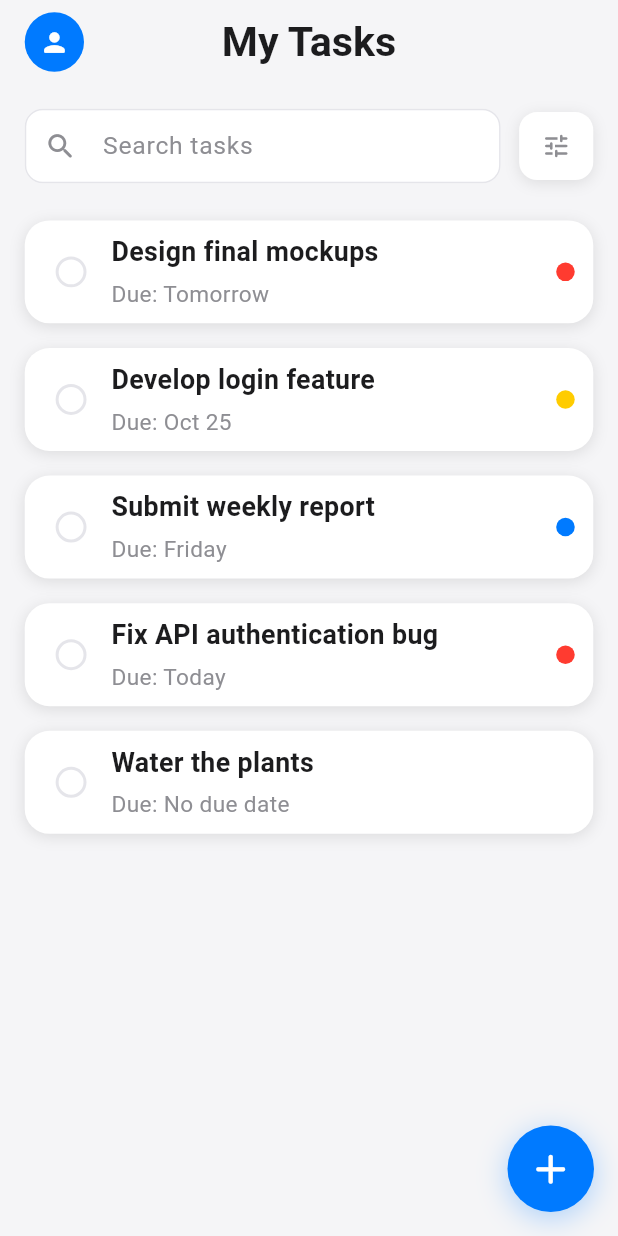
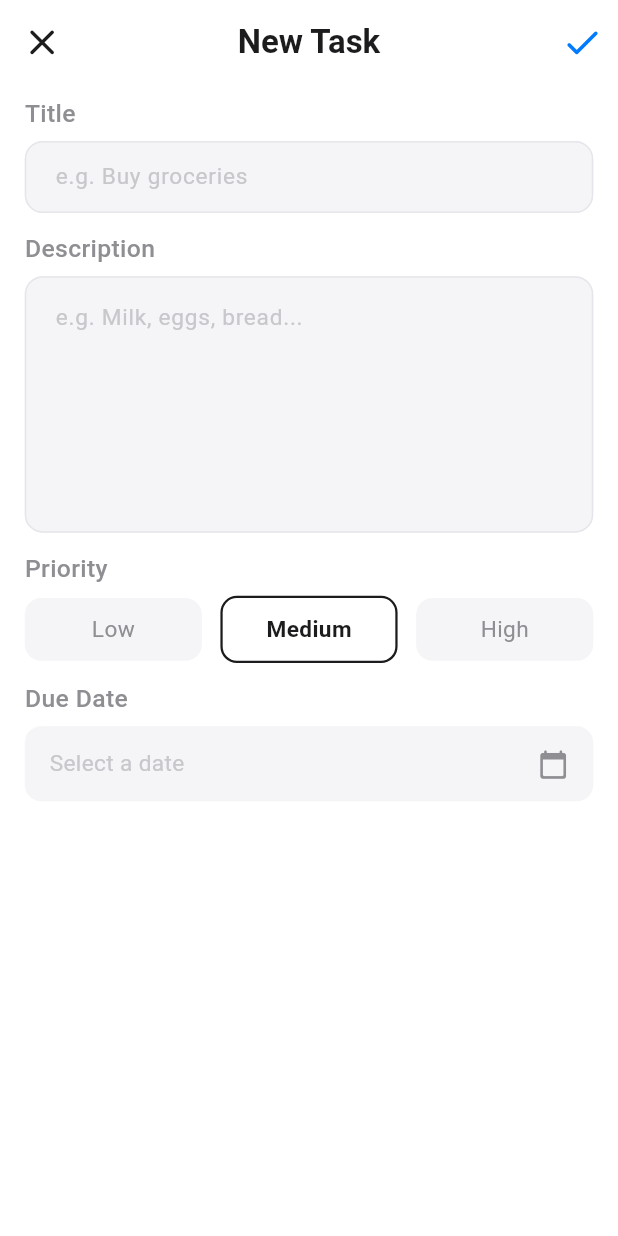
Before and after one commit to chirag640/todo-app, a Flutter app: the screen it shows after launch, after a tap on the "check" icon, after a tap on the "add" icon, on a phone screen of 412 x 824 dp. Run offline on Flutter 3.47's test engine with Material 3 defaults, Android fonts, the phone set to English and light mode, and no system bars; our stand-ins replace connectivity_plus, dio, equatable, flutter_bloc, flutter_dotenv, flutter_secure_storage and 3 more; accounts and stored records are empty.

Commit message:
Implement task management features: add new task page, filter bottom sheet, and enhance home page with sorting and filtering options

```diff
--- a/lib/features/home/presentation/pages/home_page.dart
+++ b/lib/features/home/presentation/pages/home_page.dart
@@ -3,6 +3,8 @@ import 'package:sizer/sizer.dart';
 import '../../../../core/theme/app_colors.dart';
 import '../widgets/task_card.dart';
 import '../widgets/filter_button.dart';
+import '../widgets/filter_bottom_sheet.dart';
+import 'new_task_page.dart';
 
 /// Home page - My Tasks screen
 class HomePage extends StatefulWidget {
@@ -14,7 +16,10 @@ class HomePage extends StatefulWidget {
 
 class _HomePageState extends State<HomePage> {
   final TextEditingController _searchController = TextEditingController();
+  final FocusNode _searchFocusNode = FocusNode();
   String _selectedFilter = 'all';
+  String _selectedSortBy = 'priority';
+  List<String> _selectedPriorities = ['all'];
 
   // Mock data for tasks
   final List<Map<String, dynamic>> _tasks = [
@@ -53,6 +58,7 @@ class _HomePageState extends State<HomePage> {
   @override
   void dispose() {
     _searchController.dispose();
+    _searchFocusNode.dispose();
     super.dispose();
   }
 
@@ -60,6 +66,74 @@ class _HomePageState extends State<HomePage> {
     setState(() {
       _tasks[index]['isCompleted'] = !_tasks[index]['isCompleted'];
     });
+  }
+
+  void _showFilterBottomSheet() {
+    showModalBottomSheet(
+      context: context,
+      isScrollControlled: true,
+      backgroundColor: Colors.transparent,
+      builder: (context) => FilterBottomSheet(
+        selectedSortBy: _selectedSortBy,
+        selectedPriorities: _selectedPriorities,
+        onApply: (sortBy, priorities) {
+          setState(() {
+            _selectedSortBy = sortBy;
+            _selectedPriorities = priorities;
+          });
+        },
+      ),
+    );
+  }
+
+  Future<void> _navigateToNewTask() async {
+    final result = await Navigator.push(
+      context,
+      MaterialPageRoute(
+        builder: (context) => const NewTaskPage(),
+      ),
+    );
+
+    if (result != null && result is Map<String, dynamic>) {
+      setState(() {
+        _tasks.insert(0, {
+          'title': result['title'],
+          'dueDate': result['dueDate'] != null
+              ? _formatDate(result['dueDate'])
+              : 'No due date',
+          'priority': result['priority'],
+          'isCompleted': false,
+        });
+      });
+    }
+  }
+
+  String _formatDate(DateTime date) {
+    final now = DateTime.now();
+    final tomorrow = DateTime(now.year, now.month, now.day + 1);
+    final dateOnly = DateTime(date.year, date.month, date.day);
+
+    if (dateOnly == DateTime(now.year, now.month, now.day)) {
+      return 'Today';
+    } else if (dateOnly == tomorrow) {
+      return 'Tomorrow';
+    } else {
+      final months = [
+        'Jan',
+        'Feb',
+        'Mar',
+        'Apr',
+        'May',
+        'Jun',
+        'Jul',
+        'Aug',
+        'Sep',
+        'Oct',
+        'Nov',
+        'Dec'
+      ];
+      return '${months[date.month - 1]} ${date.day}';
+    }
   }
 
   @override
@@ -70,17 +144,17 @@ class _HomePageState extends State<HomePage> {
         backgroundColor: AppColors.background,
         elevation: 0,
         automaticallyImplyLeading: false,
+        toolbarHeight: 8.h,
         title: Text(
           'My Tasks',
           style: TextStyle(
-            fontSize: 20.sp,
-            fontWeight: FontWeight.w600,
+            fontSize: 16.sp,
+            fontWeight: FontWeight.bold,
             color: AppColors.textPrimary,
           ),
         ),
         centerTitle: true,
-        leading:
-          Padding(
+        leading: Padding(
           padding: EdgeInsets.only(left: 4.w),
           child: CircleAvatar(
             radius: 13.sp,
@@ -92,12 +166,16 @@ class _HomePageState extends State<HomePage> {
             ),
           ),
         ),
-
       ),
-      body: SafeArea(
+      body: GestureDetector(
+        onTap: () {
+          // Dismiss keyboard when tapping anywhere
+          _searchFocusNode.unfocus();
+        },
+        child: SafeArea(
           child: Column(
             children: [
-            SizedBox(height: 2.h),
+              SizedBox(height: 1.h),
 
               // Search and Filter Row
               Padding(
@@ -106,8 +184,22 @@ class _HomePageState extends State<HomePage> {
                   children: [
                     // Search Field
                     Expanded(
+                      child: SizedBox(
+                        height: 6.h,
+                        // decoration: BoxDecoration(
+                        //   color: AppColors.white,
+                        //   borderRadius: BorderRadius.circular(12),
+                        //   boxShadow: [
+                        //     BoxShadow(
+                        //       color: AppColors.shadow,
+                        //       blurRadius: 8,
+                        //       offset: const Offset(0, 2),
+                        //     ),
+                        //   ],
+                        // ),
                         child: TextField(
                           controller: _searchController,
+                          focusNode: _searchFocusNode,
                           decoration: InputDecoration(
                             hintText: 'Search tasks',
                             hintStyle: TextStyle(
@@ -127,24 +219,20 @@ class _HomePageState extends State<HomePage> {
                           ),
                         ),
                       ),
+                    ),
                     SizedBox(width: 3.w),
 
                     // Filter Buttons
                     FilterButton(
                       icon: Icons.tune_rounded,
                       isActive: _selectedFilter == 'filter',
-                    onTap: () {
-                      setState(() {
-                        _selectedFilter = 'filter';
-                      });
-                      // TODO: Show filter dialog
-                    },
+                      onTap: _showFilterBottomSheet,
                     ),
                   ],
                 ),
               ),
 
-            SizedBox(height: 3.h),
+              SizedBox(height: 1.h),
 
               // Task List
               Expanded(
@@ -172,6 +260,7 @@ class _HomePageState extends State<HomePage> {
             ],
           ),
         ),
+      ),
       floatingActionButton: Container(
         width: 14.w,
         height: 14.w,
@@ -187,9 +276,7 @@ class _HomePageState extends State<HomePage> {
           ],
         ),
         child: IconButton(
-          onPressed: () {
-            // TODO: Add new task
-          },
+          onPressed: _navigateToNewTask,
           icon: Icon(
             Icons.add_rounded,
             size: 8.w,
--- /dev/null
+++ b/lib/features/home/presentation/pages/new_task_page.dart
@@ -0,0 +1,307 @@
+import 'package:flutter/material.dart';
+import 'package:sizer/sizer.dart';
+import '../../../../core/theme/app_colors.dart';
+
+class NewTaskPage extends StatefulWidget {
+  const NewTaskPage({super.key});
+
+  @override
+  State<NewTaskPage> createState() => _NewTaskPageState();
+}
+
+class _NewTaskPageState extends State<NewTaskPage> {
+  final TextEditingController _titleController = TextEditingController();
+  final TextEditingController _descriptionController = TextEditingController();
+  String _selectedPriority = 'medium';
+  DateTime? _selectedDate;
+
+  @override
+  void dispose() {
+    _titleController.dispose();
+    _descriptionController.dispose();
+    super.dispose();
+  }
+
+  Future<void> _selectDate(BuildContext context) async {
+    final DateTime? picked = await showDatePicker(
+      context: context,
+      initialDate: _selectedDate ?? DateTime.now(),
+      firstDate: DateTime.now(),
+      lastDate: DateTime(2100),
+      builder: (context, child) {
+        return Theme(
+          data: Theme.of(context).copyWith(
+            colorScheme: ColorScheme.light(
+              primary: AppColors.primary,
+              onPrimary: AppColors.white,
+              onSurface: AppColors.textPrimary,
+            ),
+          ),
+          child: child!,
+        );
+      },
+    );
+    if (picked != null && picked != _selectedDate) {
+      setState(() {
+        _selectedDate = picked;
+      });
+    }
+  }
+
+  String _formatDate(DateTime date) {
+    final months = [
+      'Jan',
+      'Feb',
+      'Mar',
+      'Apr',
+      'May',
+      'Jun',
+      'Jul',
+      'Aug',
+      'Sep',
+      'Oct',
+      'Nov',
+      'Dec'
+    ];
+    return '${months[date.month - 1]} ${date.day}, ${date.year}';
+  }
+
+  void _saveTask() {
+    if (_titleController.text.trim().isEmpty) {
+      ScaffoldMessenger.of(context).showSnackBar(
+        SnackBar(
+          content: Text('Please enter a task title'),
+          backgroundColor: AppColors.error,
+          behavior: SnackBarBehavior.floating,
+          shape: RoundedRectangleBorder(
+            borderRadius: BorderRadius.circular(12),
+          ),
+        ),
+      );
+      return;
+    }
+
+    // Return task data to previous screen
+    Navigator.pop(context, {
+      'title': _titleController.text.trim(),
+      'description': _descriptionController.text.trim(),
+      'priority': _selectedPriority,
+      'dueDate': _selectedDate,
+    });
+  }
+
+  @override
+  Widget build(BuildContext context) {
+    return Scaffold(
+      backgroundColor: AppColors.white,
+      appBar: AppBar(
+        backgroundColor: AppColors.white,
+        elevation: 0,
+        automaticallyImplyLeading: false,
+        leading: IconButton(
+          icon: Icon(
+            Icons.close_rounded,
+            color: AppColors.textPrimary,
+            size: 7.w,
+          ),
+          onPressed: () => Navigator.pop(context),
+        ),
+        title: Text(
+          'New Task',
+          style: TextStyle(
+            fontSize: 16.sp,
+            fontWeight: FontWeight.bold,
+            color: AppColors.textPrimary,
+          ),
+        ),
+        centerTitle: true,
+        actions: [
+          IconButton(
+            icon: Icon(
+              Icons.check_rounded,
+              color: AppColors.primary,
+              size: 7.w,
+            ),
+            onPressed: _saveTask,
+          ),
+        ],
+      ),
+      body: SafeArea(
+        child: SingleChildScrollView(
+          padding: EdgeInsets.symmetric(horizontal: 4.w , vertical: 1.h),
+          child: Column(
+            crossAxisAlignment: CrossAxisAlignment.start,
+            children: [
+              // Title Section
+              Text(
+                'Title',
+                style: TextStyle(
+                  fontSize: 12.sp,
+                  fontWeight: FontWeight.w500,
+                  color: AppColors.textSecondary,
+                ),
+              ),
+              SizedBox(height: 0.7.h),
+              TextField(
+                controller: _titleController,
+                style: TextStyle(
+                  fontSize: 11.sp,
+                  color: AppColors.textPrimary,
+                ),
+                decoration: InputDecoration(
+                  hintText: 'e.g. Buy groceries',
+                  hintStyle: TextStyle(
+                    color: AppColors.textTertiary,
+                    fontSize: 11.sp,
+                  ),
+                  fillColor: AppColors.background,
+                  border: InputBorder.none,
+                  // isDense: true,
+                  contentPadding: EdgeInsets.symmetric(
+                    horizontal: 4.w,
+                    vertical: 1.h,
+                  )
+                ),
+              ),
+
+              SizedBox(height: 1.5.h),
+
+              // Description Section
+              Text(
+                'Description',
+                style: TextStyle(
+                  fontSize: 12.sp,
+                  fontWeight: FontWeight.w500,
+                  color: AppColors.textSecondary,
+                ),
+              ),
+              SizedBox(height: 0.7.h),
+              TextField(
+                controller: _descriptionController,
+                maxLines: 6,
+                style: TextStyle(
+                  fontSize: 11.sp,
+                  color: AppColors.textPrimary,
+                ),
+                decoration: InputDecoration(
+                  fillColor: AppColors.background,
+                  hintText: 'e.g. Milk, eggs, bread...',
+                  hintStyle: TextStyle(
+                    color: AppColors.textTertiary,
+                    fontSize: 11.sp,
+                  ),
+                  border: InputBorder.none,
+                  contentPadding: EdgeInsets.symmetric(
+                    horizontal: 4.w,
+                    vertical: 2.h,
+                  ),
+              ),),
+
+              SizedBox(height: 1.5.h),
+
+              // Priority Section
+              Text(
+                'Priority',
+                style: TextStyle(
+                  fontSize: 12.sp,
+                  fontWeight: FontWeight.w500,
+                  color: AppColors.textSecondary,
+                ),
+              ),
+              SizedBox(height: 0.7.h),
+              Row(
+                children: [
+                  _buildPriorityButton('Low', 'low'),
+                  SizedBox(width: 3.w),
+                  _buildPriorityButton('Medium', 'medium'),
+                  SizedBox(width: 3.w),
+                  _buildPriorityButton('High', 'high'),
+                ],
+              ),
+
+              SizedBox(height: 1.5.h),
+
+              // Due Date Section
+              Text(
+                'Due Date',
+                style: TextStyle(
+                  fontSize: 12.sp,
+                  fontWeight: FontWeight.w500,
+                  color: AppColors.textSecondary,
+                ),
+              ),
+              SizedBox(height: 0.7.h),
+              GestureDetector(
+                onTap: () => _selectDate(context),
+                child: Container(
+                  padding: EdgeInsets.symmetric(horizontal: 4.w, vertical: 1.7.h),
+                  decoration: BoxDecoration(
+                    color: AppColors.background,
+                    borderRadius: BorderRadius.circular(8.sp),
+                  ),
+                  child: Row(
+                    children: [
+                      Expanded(
+                        child: Text(
+                          _selectedDate != null
+                              ? _formatDate(_selectedDate!)
+                              : 'Select a date',
+                          style: TextStyle(
+                            fontSize: 11.sp,
+                            color: _selectedDate != null
+                                ? AppColors.textPrimary
+                                : AppColors.textTertiary,
+                          ),
+                        ),
+                      ),
+                      Icon(
+                        Icons.calendar_today_rounded,
+                        color: AppColors.textSecondary,
+                        size: 5.w,
+                      ),
+                    ],
+                  ),
+                ),
+              ),
+            ],
+          ),
+        ),
+      ),
+    );
+  }
+
+  Widget _buildPriorityButton(String label, String value) {
+    final isSelected = _selectedPriority == value;
+    return Expanded(
+      child: GestureDetector(
+        onTap: () {
+          setState(() {
+            _selectedPriority = value;
+          });
+        },
+        child: Container(
+          padding: EdgeInsets.symmetric(vertical: 1.2.h),
+          decoration: BoxDecoration(
+            color: isSelected ? AppColors.white : AppColors.background,
+            borderRadius: BorderRadius.circular(8.sp),
+            border: isSelected
+                ? Border.all(color: AppColors.textPrimary, width: 1.5)
+                : null,
+          ),
+          child: Center(
+            child: Text(
+              label,
+              style: TextStyle(
+                fontSize: 11.sp,
+                fontWeight: isSelected ? FontWeight.w600 : FontWeight.normal,
+                color: isSelected
+                    ? AppColors.textPrimary
+                    : AppColors.textSecondary,
+              ),
+            ),
+          ),
+        ),
+      ),
+    );
+  }
+}
```
Also changed, not shown: lib/features/home/presentation/widgets/filter_bottom_sheet.dart (added, +283 -0 lines). Lines whose indentation alone changed are shown as unchanged.
